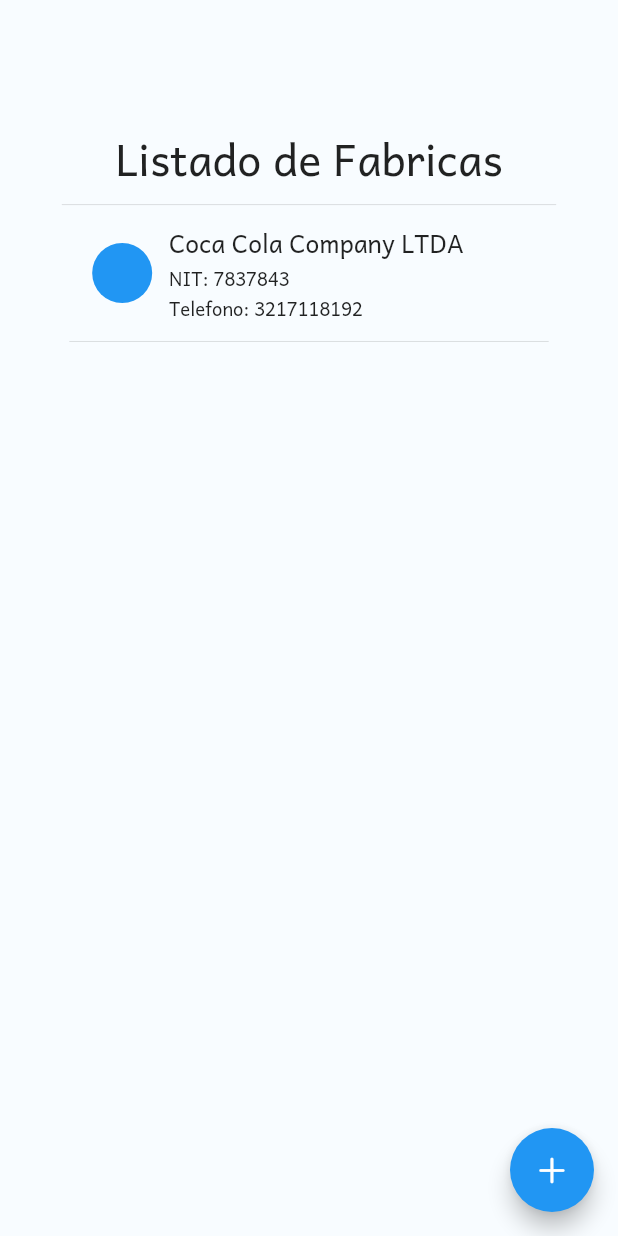
After one commit to CACIMO/test, a Flutter app: the FactoryList screen opened by its route, on a phone screen of 412 x 824 dp. The commit adds this screen. Run offline on Flutter 3.47's test engine with Material 2 defaults, Android fonts, the light colour scheme and no system bars.

Commit message:
Provider, Funcionalidad Add Fabrica

```diff
--- a/appfactory/lib/model/factory.dart
+++ b/appfactory/lib/model/factory.dart
@@ -2,7 +2,10 @@
 import 'package:appfactory/utils.dart';
 
 class FactoryModel extends ChangeNotifier {
-  static List<Factory> factories = [];
+  List<Factory> factories = [
+    Factory(7837843, 'Coca Cola Company LTDA', 'Esto es una compania',
+        'CRA 26J ', 'SFSFF.JPG', 3217118192)
+  ];
 
   void addFactory(Factory fac) {
     factories.add(fac);
--- /dev/null
+++ b/appfactory/lib/model/factory_element.dart
@@ -0,0 +1,69 @@
+import 'package:flutter/material.dart';
+import 'package:appfactory/utils.dart';
+import 'package:appfactory/model/factory.dart';
+
+class ItemFactory extends StatefulWidget {
+  final Factory data;
+  ItemFactory({required this.data, Key? key}) : super(key: key);
+
+  @override
+  _ItemFactoryState createState() => _ItemFactoryState(data);
+}
+
+class _ItemFactoryState extends State<ItemFactory> {
+  final Factory fac;
+  _ItemFactoryState(this.fac);
+
+  @override
+  Widget build(BuildContext context) {
+    return InkWell(
+      onTap: () => print('hola'),
+      child: Column(children: [
+        Container(
+            padding: EdgeInsets.all(mediaQuery(context, 'w', .01)),
+            child: Column(children: [
+              Row(children: [
+                Expanded(
+                    flex: 2,
+                    child: Container(
+                      child: CircleAvatar(
+                        backgroundColor: Colors.blue,
+                      ),
+                    )),
+                Expanded(
+                    flex: 8,
+                    child: Container(
+                        child: Column(
+                            mainAxisAlignment: MainAxisAlignment.start,
+                            children: [
+                          Row(children: [
+                            Expanded(
+                                child: Text('${fac.razonSocial}',
+                                    style: TextStyle(
+                                        fontSize: mediaQuery(context, 'h', .02),
+                                        fontFamily: 'Andika')))
+                          ]),
+                          Row(children: [
+                            Expanded(
+                                child: Text('NIT: ${fac.nit}',
+                                    style: TextStyle(
+                                        fontSize:
+                                            mediaQuery(context, 'h', .015),
+                                        fontFamily: 'Andika')))
+                          ]),
+                          Row(children: [
+                            Expanded(
+                                child: Text('Telefono: ${fac.telefono}',
+                                    style: TextStyle(
+                                        fontSize:
+                                            mediaQuery(context, 'h', .015),
+                                        fontFamily: 'Andika')))
+                          ])
+                        ])))
+              ])
+            ])),
+        Divider()
+      ]),
+    );
+  }
+}
--- /dev/null
+++ b/appfactory/lib/view/factoryList.dart
@@ -0,0 +1,65 @@
+import 'package:flutter/cupertino.dart';
+import 'package:flutter/material.dart';
+import 'package:appfactory/utils.dart';
+import 'package:appfactory/model/factory_element.dart';
+import 'package:appfactory/model/factory.dart';
+import 'package:provider/provider.dart';
+
+class FactoryList extends StatefulWidget {
+  FactoryList({Key? key}) : super(key: key);
+
+  @override
+  _FactoryListState createState() => _FactoryListState();
+}
+
+class _FactoryListState extends State<FactoryList> {
+  void openAlertNewFactory(BuildContext ctx) {
+    alertNewFactory(ctx);
+  }
+
+  @override
+  Widget build(BuildContext context) {
+    List<Factory> factories = [];
+    factories = Provider.of<FactoryModel>(context).factories;
+    return Scaffold(
+      body: SingleChildScrollView(
+          child: Container(
+              color: Color(0xFFf8fcff),
+              width: mediaQuery(context, 'w', 1),
+              height: mediaQuery(context, 'h', 1),
+              padding: EdgeInsets.all(mediaQuery(context, 'w', .1)),
+              child: Center(
+                  child: Container(
+                      color: Color(0xFFf8fcff),
+                      height: mediaQuery(context, 'h', .8),
+                      child: Column(children: [
+                        Row(
+                            mainAxisAlignment: MainAxisAlignment.center,
+                            children: [
+                              Text('Listado de Fabricas',
+                                  style: TextStyle(
+                                      fontSize: mediaQuery(context, 'h', .035),
+                                      fontFamily: 'Andika'))
+                            ]),
+                        Divider(),
+                        Container(
+                          child: ListView.builder(
+                              shrinkWrap: true,
+                              primary: false,
+                              padding: EdgeInsets.only(
+                                  top: 0, bottom: 0, left: 5, right: 5),
+                              itemCount: factories.length,
+                              itemBuilder: (BuildContext ctx, int index) {
+                                return ItemFactory(
+                                  data: factories[index],
+                                );
+                              }),
+                        )
+                      ]))))),
+      floatingActionButton: FloatingActionButton(
+        child: Icon(CupertinoIcons.add),
+        onPressed: () => openAlertNewFactory(context),
+      ),
+    );
+  }
+}
--- a/appfactory/lib/view/login.dart
+++ b/appfactory/lib/view/login.dart
@@ -16,7 +16,8 @@
 
     httpPost('login/noData', {'user': _user.text, 'pwd': _pass.text})
         .then((data) {
-      alertMesage(context, 'Login Exitoso', 'Usuario Logueado Exitosamente.');
+      alertMesage(context, 'Login Exitoso', 'Usuario Logueado Exitosamente.')
+          .then((value) => Navigator.pushNamed(context, '/facList'));
     }).catchError((onError) {
       String msg = 'Error en el servidor';
       if (onError['err'] == 'dataNull') msg = 'Datos del usurio incorrectos';
--- a/appfactory/pubspec.yaml
+++ b/appfactory/pubspec.yaml
@@ -30,6 +30,7 @@
   cupertino_icons: ^1.0.2
   provider: ^5.0.0
   http: ^0.13.3
+  flutter_slidable: ^0.6.0
 
 dev_dependencies:
   flutter_test:
```
Also changed, not shown: appfactory/lib/main.dart (+7 -5 lines), appfactory/lib/model/new_factory.dart (added, +164 -0 lines), appfactory/lib/utils.dart (+13 -1 lines), appfactory/lib/model/factory_desc.dart (added), appfactory/pubspec.lock.
